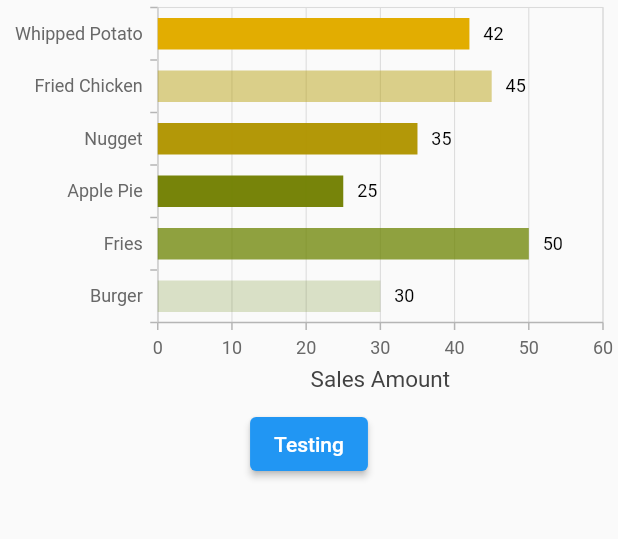
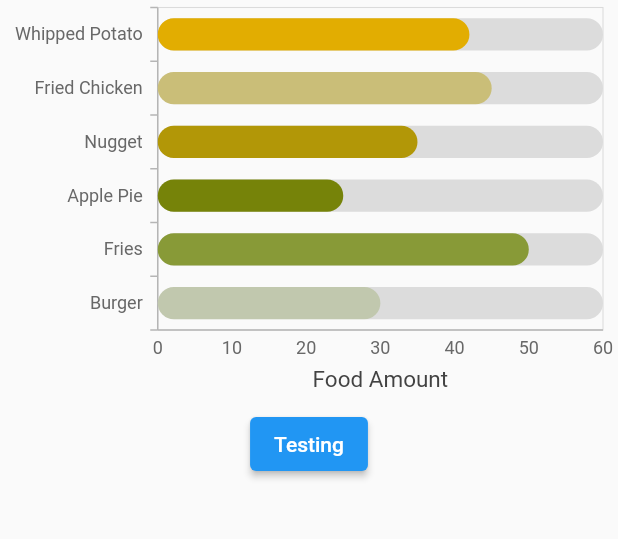
Before and after one commit to Camille-hy/flutter-charts, a Flutter app: the BarChart screen opened directly, swiped to page 2, on a phone screen of 412 x 824 dp, the part 126-665 px from its top. Run offline on Flutter 3.47's test engine with Material 2 defaults, Android fonts, the phone set to English and light mode, and no system bars; our stand-ins replace syncfusion_flutter_charts.

Commit message:
fix: modify bar chart to become bar tracker

```diff
--- a/lib/barchart.dart
+++ b/lib/barchart.dart
@@ -61,8 +61,11 @@ class _BarChartState extends State<BarChart> {
                       majorGridLines: const MajorGridLines(width: 0),
                     ),
                     primaryYAxis: NumericAxis(
-                      edgeLabelPlacement: EdgeLabelPlacement.shift,
-                      title: AxisTitle(text: 'Sales Amount'),
+                      majorGridLines: const MajorGridLines(width: 0),
+                      title: AxisTitle(text:'Food Amount'),
+                      minimum: 0,
+                      maximum: 60,
+                      majorTickLines: const MajorTickLines(size: 0),
                     ),
                     series: _getBarSeries2()),
                 ElevatedButton(
@@ -124,9 +127,9 @@ class _BarChartState extends State<BarChart> {
         xValueMapper: (FoodData data, _) => data.food,
         yValueMapper: (FoodData data, _) => data.amount,
         pointColorMapper: (FoodData data, _) => colorMap[data.food],
-          dataLabelSettings: DataLabelSettings(
-            isVisible: true,
-          ),
+        borderRadius: BorderRadius.circular(15),
+        trackColor: const Color.fromRGBO(220, 220, 220, 1),
+        isTrackVisible: true,
         onPointTap: (args) {
           setState(() {
             selectedPointIndex = args.pointIndex!;
```
Lines whose indentation alone changed are shown as unchanged.
